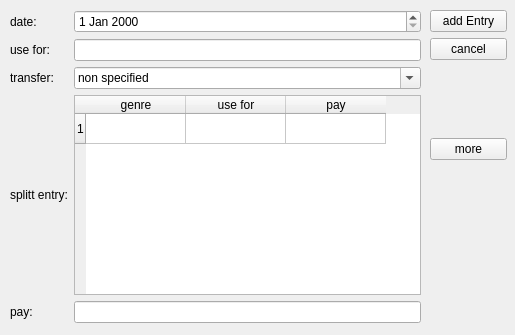
First picture: the form in trunk/src/add_entry.ui, repository BackupTheBerlios/mycash-svn, before the edit.
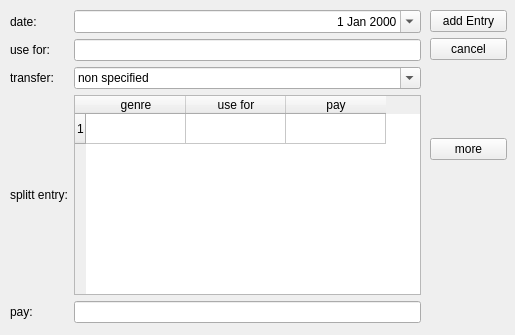
Second picture: the form after the edit.

Commit message: FormShowHistoryList angepasst und verbessert; AddEntry verbessert(trotzdem noch funktionsunfaehig); ListDetailsDelegate hinzugefuegt(noch funktionsunfaehig)

Diff of the .ui file:
```diff
--- a/trunk/src/add_entry.ui
+++ b/trunk/src/add_entry.ui
@@ -30,7 +30,14 @@
      </widget>
     </item>
     <item row="0" column="1" >
-     <widget class="QDateEdit" name="date" />
+     <widget class="QDateEdit" name="date" >
+      <property name="alignment" >
+       <set>Qt::AlignRight|Qt::AlignTrailing|Qt::AlignVCenter</set>
+      </property>
+      <property name="calendarPopup" >
+       <bool>true</bool>
+      </property>
+     </widget>
     </item>
     <item row="1" column="0" >
      <widget class="QLabel" name="labelUse" >
```
The commit also changes 13 other files.
